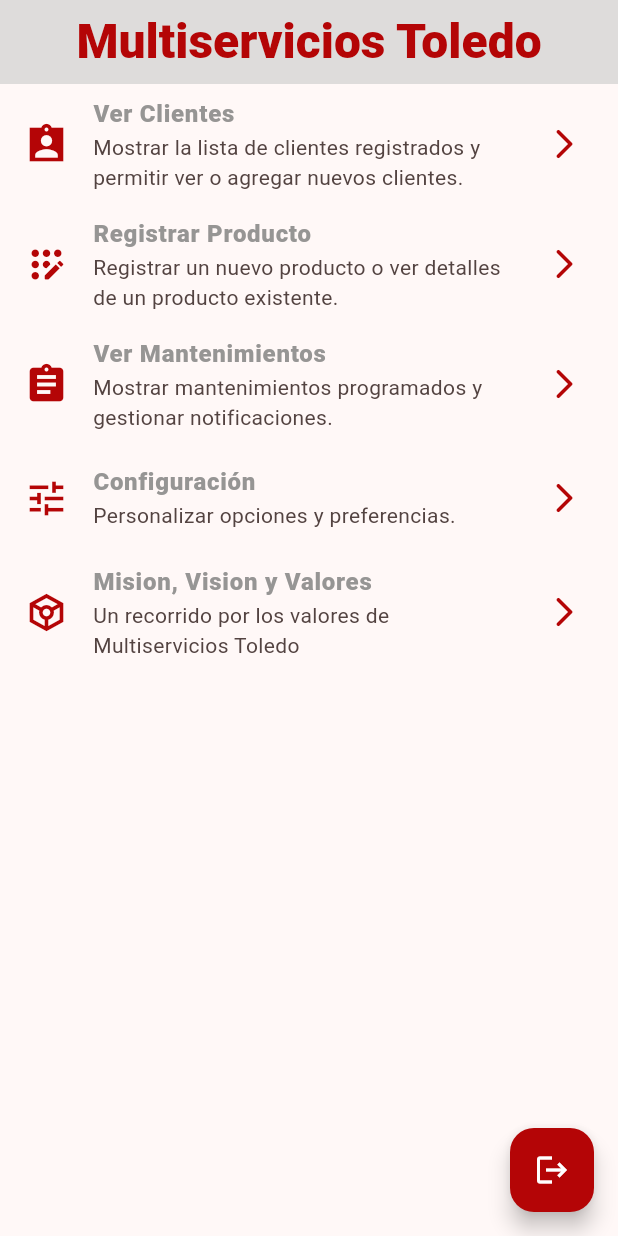
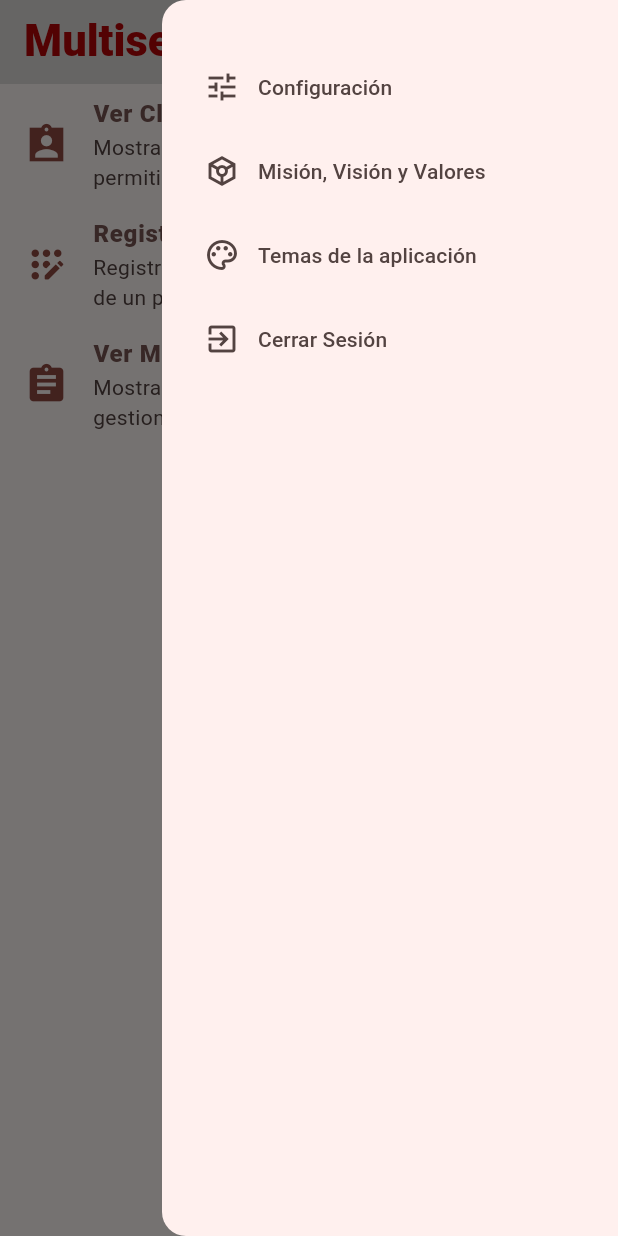
Before and after one commit to ManuelETR/flutter_proyecto_ft, a Flutter app: the HomeScreen screen opened by its route, with the side drawer open (before the commit the screen has no drawer), on a phone screen of 412 x 824 dp. Run offline on Flutter 3.47's test engine with Material 3 defaults, Android fonts, the phone set to English and light mode, and no system bars; our stand-ins replace animate_do, firebase_auth, firebase_core, flutter_riverpod, fluttertoast, font_awesome_flutter and 3 more; accounts and stored records are empty.

Commit message:
Antes del StateNotifier de los Temas

```diff
--- a/lib/config/menu-items/menu-items.dart
+++ b/lib/config/menu-items/menu-items.dart
@@ -5,48 +5,60 @@
   final String subTitle;
   final String link;
   final IconData icon;
+  final String key;
 
   const MenuItem({
     required this.title,
-    required this.subTitle,
+    this.subTitle = '',
     required this.link,
-    required this.icon
+    required this.icon,
+    this.key = '', // El key puede usarse para identificar elementos como 'logout'
   });
 }
 
-const appMenuItems = <MenuItem>[
+// Opciones principales
+const appMenuItemsMain = <MenuItem>[
   MenuItem(
     title: 'Ver Clientes',
     subTitle: 'Mostrar la lista de clientes registrados y permitir ver o agregar nuevos clientes.',
     link: '/clients',
-    icon: Icons.assignment_ind_sharp
+    icon: Icons.assignment_ind_sharp,
   ),
-
   MenuItem(
     title: 'Registrar Producto',
     subTitle: 'Registrar un nuevo producto o ver detalles de un producto existente.',
     link: '/products',
-    icon: Icons.app_registration_rounded
+    icon: Icons.app_registration_rounded,
   ),
-
   MenuItem(
     title: 'Ver Mantenimientos',
     subTitle: 'Mostrar mantenimientos programados y gestionar notificaciones.',
     link: '/maintenance',
-    icon: Icons.assignment
+    icon: Icons.assignment,
   ),
+];
 
+// Opciones secundarias
+const appMenuItemsSecondary = <MenuItem>[
   MenuItem(
     title: 'Configuración',
-    subTitle: 'Personalizar opciones y preferencias.',
     link: '/configuration',
-    icon: Icons.tune_sharp
+    icon: Icons.tune_sharp,
   ),
-
   MenuItem(
-    title: 'Mision, Vision y Valores',
-    subTitle: 'Un recorrido por los valores de Multiservicios Toledo',
+    title: 'Misión, Visión y Valores',
     link: '/mission',
-    icon: Icons.token_outlined
+    icon: Icons.token_outlined,
+  ),
+    MenuItem(
+    title: 'Temas de la aplicación',
+    link: '/themes',
+    icon: Icons.color_lens_outlined,
+  ),
+  MenuItem(
+    title: 'Cerrar Sesión',
+    link: '',  // No tiene link ya que manejamos logout por separado
+    icon: Icons.exit_to_app,
+    key: 'logout', // Lo identificamos por un key
   ),
 ];
--- a/lib/config/router/app_router.dart
+++ b/lib/config/router/app_router.dart
@@ -1,4 +1,3 @@
-import 'package:flutter_proyecto_ft/presentation/screens/mission_screen/mission_screen.dart';
 import 'package:flutter_proyecto_ft/presentation/screens/screens.dart';
 import 'package:go_router/go_router.dart';
 
@@ -50,5 +49,11 @@
       name: MissionScreen.name,
       builder: (context, state) => const MissionScreen(),
     ),
+
+      GoRoute(
+      path: '/themes',
+      name: ThemesScreen.name,
+      builder: (context, state) => const ThemesScreen(),
+    ),
   ]
 );
--- a/lib/config/theme/app_theme.dart
+++ b/lib/config/theme/app_theme.dart
@@ -12,22 +12,22 @@
 
 class AppTheme {
   final int selectedColor;
+  final bool isDarkmode;
 
-  AppTheme({this.selectedColor = 0})
-      : assert(selectedColor >= 0 && selectedColor <= colorList.length - 1,
+  AppTheme({
+    this.isDarkmode = false,
+    this.selectedColor = 0
+    }): assert(selectedColor >= 0 && selectedColor <= colorList.length - 1,
             'Colors must be between 0 and ${colorList.length - 1}');
 
   ThemeData getTheme() {
-    final Color selected = colorList[selectedColor];
 
     return ThemeData(
-      primaryColor: selected,
-      colorScheme: ColorScheme.fromSeed(
-        seedColor: selected,
-        primary: selected,
-        secondary: colorList[1], // Puedes elegir otro color o usar un patrón.
-        tertiary: colorList[2], // Personaliza esto según necesites.
-      ),
+      brightness: isDarkmode ? Brightness.dark : Brightness.light,
+      colorSchemeSeed: colorList[selectedColor],
+      appBarTheme: const AppBarTheme(
+        centerTitle: false
+      )
     );
   }
 }
--- a/lib/domain/entities/address.dart
+++ b/lib/domain/entities/address.dart
@@ -10,6 +10,4 @@
     required this.neighborhood,
     this.postalCode
     });
-
-
 }
--- /dev/null
+++ b/lib/presentation/providers/theme_provider.dart
@@ -0,0 +1,12 @@
+//Estado => isDarkmodeProvider = boolean
+import 'package:flutter_proyecto_ft/config/theme/app_theme.dart';
+import 'package:flutter_riverpod/flutter_riverpod.dart';
+
+//Provider para el tema oscuro
+final isDarkmodeProvider = StateProvider<bool>((ref) => false);
+
+// Listado de colores inmutable
+final colorListProvider = Provider((ref) => colorList);
+
+//Color seleccionado
+final selectedColorProvider = StateProvider<int>((ref) => 0);
--- a/lib/presentation/screens/home/home_screen.dart
+++ b/lib/presentation/screens/home/home_screen.dart
@@ -1,12 +1,9 @@
-import 'package:firebase_auth/firebase_auth.dart';
 import 'package:flutter/material.dart';
 import 'package:flutter_proyecto_ft/config/menu-items/menu-items.dart';
-import 'package:flutter_proyecto_ft/presentation/screens/screens.dart';
+import 'package:flutter_proyecto_ft/presentation/widgets/generales/side_menu.dart';
 import 'package:go_router/go_router.dart';
-import 'package:google_sign_in/google_sign_in.dart';
 
 class HomeScreen extends StatelessWidget {
-
   static const String name = "home_screen";
 
   const HomeScreen({super.key});
@@ -14,71 +11,25 @@
   @override
   Widget build(BuildContext context) {
 
-    final colors = Theme.of(context).colorScheme;
+    final scaffoldKey = GlobalKey<ScaffoldState>();
 
     return Scaffold(
+      key: scaffoldKey,
       appBar: AppBar(
         backgroundColor: const Color.fromARGB(255, 222, 220, 219),
-        title: const Center(
-            child: Text('Multiservicios Toledo',
-                style: TextStyle(
-                    fontFamily: 'Roboto',
-                    fontSize: 32,
-                    color: Color(0xFFb40506),
-                    fontWeight: FontWeight.bold,
-                    ))),
+        title: const Text(
+          'Multiservicios Toledo',
+          style: TextStyle(
+            fontFamily: 'Roboto',
+            fontSize: 29,
+            color: Color(0xFFb40506),
+            fontWeight: FontWeight.bold,
+          ),
+        ),
       ),
       body: const _HomeView(),
-      floatingActionButton: FloatingActionButton(onPressed: () {
-        _showLogoutDialog(context);
-      },
-      tooltip: 'Cerrar Sesión',
-        backgroundColor: colors.primary,
-        foregroundColor: Colors.white, // Color del icono
-        child: const Icon(Icons.logout),
-      ),
+      endDrawer: SideMenu( scaffoldKey: scaffoldKey), // Aquí integraremos el SideMenu
     );
-  }
-
-  void _showLogoutDialog(BuildContext context) {
-
-    showDialog(
-      context: context,
-      builder: (BuildContext context) {
-        return AlertDialog(
-          title: const Text('Cerrar Sesión'),
-          content: const Text('¿Estás seguro de que quieres cerrar sesión?'),
-          actions: <Widget>[
-            TextButton(
-              onPressed: () {
-                Navigator.of(context).pop(false); // Cerrar el diálogo
-              },
-              child: const Text('Cancelar'),
-            ),
-            TextButton(
-              onPressed: () async {
-                Navigator.of(context).pop(true); // Cerrar el diálogo y confirmar la acción
-
-                // Cerrar sesión con Firebase Auth
-                await FirebaseAuth.instance.signOut();
-
-                // Cerrar sesión con Google si el usuario inició sesión con Google
-                final GoogleSignIn googleSignIn = GoogleSignIn();
-                if (await googleSignIn.isSignedIn()) {
-                  await googleSignIn.signOut();
-                }
-
-                // Redirigir a la pantalla de inicio de sesión
-                // ignore: use_build_context_synchronously
-                context.goNamed(LoginPage.name);
-              },
-              child: const Text('Cerrar Sesión'),
-            ),
-          ],
-        );
-      },
-    );
-
   }
 }
 
@@ -87,11 +38,10 @@
 
   @override
   Widget build(BuildContext context) {
-    //ListTile
     return ListView.builder(
-      itemCount: appMenuItems.length,
+      itemCount: appMenuItemsMain.length,
       itemBuilder: (context, index) {
-        final menuItem = appMenuItems[index];
+        final menuItem = appMenuItemsMain[index];
 
         return _CustomListTile(menuItem: menuItem);
       },
@@ -111,12 +61,15 @@
     final colors = Theme.of(context).colorScheme;
 
     return ListTile(
-      leading: Icon(menuItem.icon, color: colors.primary, size: 30,),
+      leading: Icon(menuItem.icon, color: colors.primary, size: 30),
       trailing: Icon(Icons.arrow_forward_ios_rounded, color: colors.primary),
-      title: Text(menuItem.title, style: TextStyle(fontWeight: FontWeight.bold, color: colors.secondary),),
+      title: Text(
+        menuItem.title,
+        style: TextStyle(fontWeight: FontWeight.bold, color: colors.secondary),
+      ),
       subtitle: Text(menuItem.subTitle),
       onTap: () {
-        context.push( menuItem.link);
+        context.push(menuItem.link);
       },
     );
   }
--- a/lib/presentation/screens/login/login_screen.dart
+++ b/lib/presentation/screens/login/login_screen.dart
@@ -3,8 +3,8 @@
 import 'package:flutter_proyecto_ft/presentation/screens/home/home_screen.dart';
 import 'package:flutter_proyecto_ft/presentation/screens/login/sign_screen.dart';
 import 'package:flutter_proyecto_ft/services/auth_service.dart';
-import 'package:flutter_proyecto_ft/widgets/login/form_cointainer.dart';
-import 'package:flutter_proyecto_ft/widgets/login/toast.dart';
+import 'package:flutter_proyecto_ft/presentation/widgets/login/form_cointainer.dart';
+import 'package:flutter_proyecto_ft/presentation/widgets/login/toast.dart';
 import 'package:font_awesome_flutter/font_awesome_flutter.dart';
 import 'package:go_router/go_router.dart';
 
--- a/lib/presentation/screens/login/sign_screen.dart
+++ b/lib/presentation/screens/login/sign_screen.dart
@@ -3,8 +3,8 @@
 import 'package:flutter/material.dart';
 import 'package:flutter_proyecto_ft/presentation/screens/login/login_screen.dart';
 import 'package:flutter_proyecto_ft/services/auth_service.dart';
-import 'package:flutter_proyecto_ft/widgets/login/form_cointainer.dart';
-import 'package:flutter_proyecto_ft/widgets/login/toast.dart';
+import 'package:flutter_proyecto_ft/presentation/widgets/login/form_cointainer.dart';
+import 'package:flutter_proyecto_ft/presentation/widgets/login/toast.dart';
 import 'package:go_router/go_router.dart';
 
 class SignUpPage extends StatefulWidget {
--- /dev/null
+++ b/lib/presentation/widgets/generales/side_menu.dart
@@ -0,0 +1,54 @@
+import 'package:flutter/material.dart';
+import 'package:flutter_proyecto_ft/config/menu-items/menu-items.dart';
+import 'package:flutter_proyecto_ft/presentation/widgets/logout/logout_dialog.dart';
+import 'package:go_router/go_router.dart';
+
+class SideMenu extends StatefulWidget {
+  final GlobalKey<ScaffoldState> scaffoldKey;
+
+  const SideMenu({super.key, required this.scaffoldKey});
+
+  @override
+  State<SideMenu> createState() => _SideMenuState();
+}
+
+class _SideMenuState extends State<SideMenu> {
+  int? navDrawerIndex;
+
+  @override
+  Widget build(BuildContext context) {
+    final hasNotch = MediaQuery.of(context).viewPadding.top > 35;
+
+    return NavigationDrawer(
+      selectedIndex: navDrawerIndex,
+      onDestinationSelected: (value) async {
+        setState(() {
+          navDrawerIndex = value;
+        });
+
+        final selectedItem = appMenuItemsSecondary[value];
+
+        // Si es 'Cerrar sesión', mostramos el diálogo de logout
+        if (selectedItem.key == 'logout') {
+          final logoutDialog = LogoutDialog(context);
+          await logoutDialog.show();
+        } else if (selectedItem.link.isNotEmpty) {
+          // Cerrar el drawer antes de hacer la navegación
+          Navigator.pop(context); // Esto cierra el drawer
+
+          // Realizamos la navegación a la sección deseada
+          context.push(selectedItem.link);
+        }
+      },
+      children: [
+        Padding(
+          padding: EdgeInsets.fromLTRB(28, hasNotch ? 0 : 20, 16, 10),
+        ),
+        ...appMenuItemsSecondary.map((item) => NavigationDrawerDestination(
+              icon: Icon(item.icon),
+              label: Text(item.title),
+            )),
+      ],
+    );
+  }
+}
--- /dev/null
+++ b/lib/presentation/widgets/logout/logout_dialog.dart
@@ -0,0 +1,40 @@
+import 'package:flutter/material.dart';
+import 'package:flutter_proyecto_ft/services/auth_service.dart';
+import 'package:go_router/go_router.dart';
+
+class LogoutDialog {
+  final BuildContext context;
+
+  LogoutDialog(this.context);
+
+  Future<void> show() async {
+    final confirmLogout = await showDialog<bool>(
+      context: context,
+      builder: (BuildContext context) {
+        return AlertDialog(
+          title: const Text('Confirmar'),
+          content: const Text('¿Estás seguro de que deseas cerrar sesión?'),
+          actions: [
+            TextButton(
+              onPressed: () => Navigator.of(context).pop(false), // Cancelar
+              child: const Text('Cancelar'),
+            ),
+            TextButton(
+              onPressed: () => Navigator.of(context).pop(true), // Confirmar
+              child: const Text('Cerrar Sesión'),
+            ),
+          ],
+        );
+      },
+    );
+
+    if (confirmLogout == true) {
+      final authService = AuthService();
+      await authService.signOut();
+      // Redirigir al usuario a la pantalla de login
+      if (context.mounted) {
+        context.goNamed('login_screen'); // Reemplazar por la lógica deseada
+      }
+    }
+  }
+}
--- a/lib/services/auth_service.dart
+++ b/lib/services/auth_service.dart
@@ -1,5 +1,5 @@
 import 'package:firebase_auth/firebase_auth.dart';
-import 'package:flutter_proyecto_ft/widgets/login/toast.dart';
+import 'package:flutter_proyecto_ft/presentation/widgets/login/toast.dart';
 import 'package:google_sign_in/google_sign_in.dart';
 
 class AuthService {
--- a/pubspec.yaml
+++ b/pubspec.yaml
@@ -37,6 +37,7 @@
   flutter:
     sdk: flutter
   flutter_launcher_icons: ^0.14.2
+  flutter_riverpod: ^2.6.1
   fluttertoast: ^8.2.8
   font_awesome_flutter: ^10.8.0
   go_router: ^14.6.2
```
Also changed, not shown: lib/main.dart (+14 -4 lines), lib/presentation/screens/screens.dart (+12 -8 lines), lib/presentation/screens/themes/themes_screen.dart (added, +63 -0 lines), lib/widgets/generales/custom_keyboard.dart (deleted, +0 -75 lines), lib/presentation/widgets/login/form_cointainer.dart (renamed from lib/widgets/login/form_cointainer.dart), lib/presentation/widgets/login/toast.dart (renamed from lib/widgets/login/toast.dart), pubspec.lock. Lines whose indentation alone changed are shown as unchanged.
